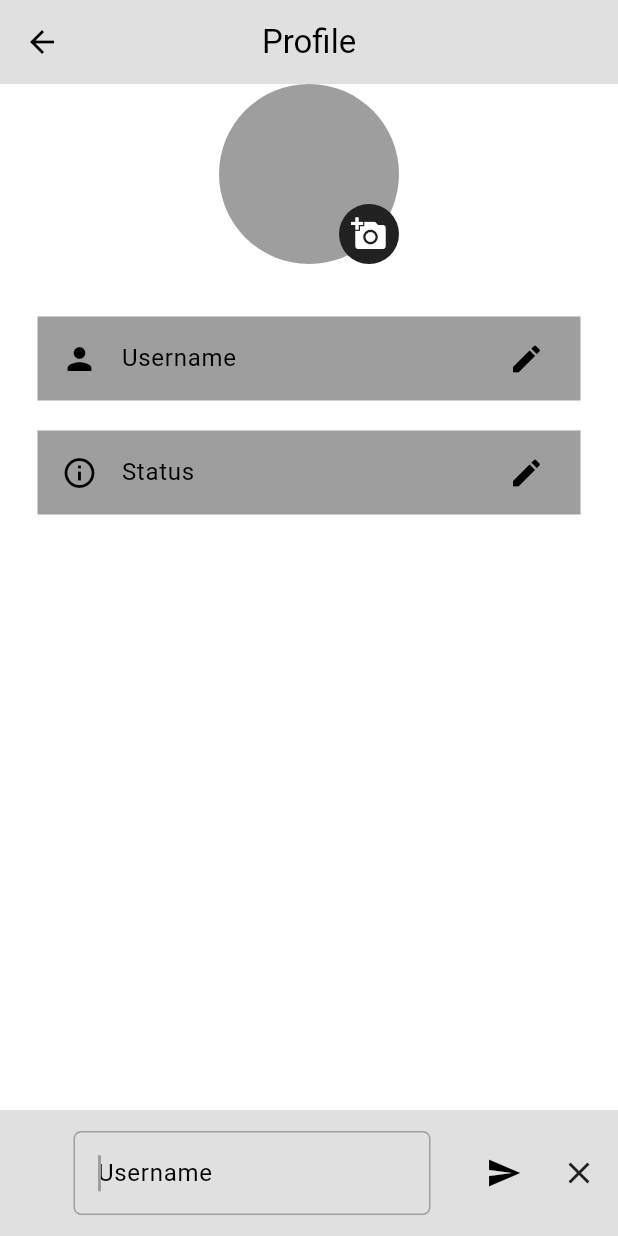
After one commit to vineet-vishwakarma/Chat-App, a Flutter app: the ProfileScreen screen opened directly, after a tap on "Username", on a phone screen of 412 x 824 dp. The commit adds this screen. Run offline on Flutter 3.47's test engine with Material 3 defaults, Android fonts, the phone set to English and light mode, and no system bars; our stand-ins replace cloud_firestore, firebase_auth, firebase_core; accounts and stored records are empty; generated files the repository leaves out were written again.

Commit message:
add profile screen

```diff
--- a/lib/main.dart
+++ b/lib/main.dart
@@ -1,5 +1,6 @@
 import 'package:chat_app/controllers/auth_controller.dart';
 import 'package:chat_app/firebase_options.dart';
+import 'package:chat_app/utils/theme.dart';
 import 'package:chat_app/utils/theme_provider.dart';
 import 'package:firebase_core/firebase_core.dart';
 import 'package:flutter/material.dart';
@@ -28,6 +29,7 @@ class MyApp extends StatelessWidget {
       title: 'Chat App',
       debugShowCheckedModeBanner: false,
       theme: Provider.of<ThemeProvider>(context).themeData,
+      darkTheme: darkmode,
       home: const AuthGate(),
     );
   }
--- a/lib/screens/home_screen.dart
+++ b/lib/screens/home_screen.dart
@@ -1,6 +1,7 @@
 import 'package:chat_app/controllers/auth_controller.dart';
 import 'package:chat_app/controllers/chat_controller.dart';
 import 'package:chat_app/screens/chat_screen.dart';
+import 'package:chat_app/screens/profile_screen.dart';
 import 'package:chat_app/widgets/custom_drawer.dart';
 import 'package:chat_app/widgets/user_tile.dart';
 import 'package:flutter/material.dart';
@@ -21,7 +22,12 @@ class HomeScreen extends StatelessWidget {
             padding: const EdgeInsets.only(right: 10.0),
             child: CircleAvatar(
               child: IconButton(
-                onPressed: () {},
+                onPressed: () => Navigator.push(
+                  context,
+                  MaterialPageRoute(
+                    builder: (context) => const ProfileScreen(),
+                  ),
+                ),
                 icon: const Icon(Icons.person),
               ),
             ),
--- /dev/null
+++ b/lib/screens/profile_screen.dart
@@ -0,0 +1,80 @@
+import 'package:chat_app/widgets/profile_tile.dart';
+import 'package:flutter/material.dart';
+
+class ProfileScreen extends StatefulWidget {
+  const ProfileScreen({super.key});
+
+  @override
+  State<ProfileScreen> createState() => _ProfileScreenState();
+}
+
+class _ProfileScreenState extends State<ProfileScreen> {
+  late FocusNode focusNode;
+
+  @override
+  void initState() {
+    super.initState();
+
+    focusNode = FocusNode();
+    focusNode.addListener(() {});
+  }
+
+  @override
+  void dispose() {
+    focusNode.dispose();
+    super.dispose();
+  }
+
+  void showKeyboard() {
+    focusNode.requestFocus();
+  }
+
+  void dismissKeyboard() {
+    focusNode.unfocus();
+  }
+
+  @override
+  Widget build(BuildContext context) {
+    TextEditingController usernameController = TextEditingController();
+    TextEditingController statusController = TextEditingController();
+    return Scaffold(
+      appBar: AppBar(
+        backgroundColor: Theme.of(context).colorScheme.background,
+        centerTitle: true,
+        title: const Text('Profile'),
+      ),
+      body: Column(
+        mainAxisAlignment: MainAxisAlignment.start,
+        children: [
+          Stack(
+            alignment: Alignment.bottomRight,
+            children: [
+              const CircleAvatar(
+                radius: 60,
+              ),
+              CircleAvatar(
+                backgroundColor: Theme.of(context).colorScheme.inversePrimary,
+                child: const Icon(Icons.add_a_photo),
+              ),
+            ],
+          ),
+          const SizedBox(height: 25),
+          ProfileTile(
+            usernameController: usernameController,
+            showKeyboard: showKeyboard,
+            focusNode: focusNode,
+            leading: Icons.person,
+            text: 'Username',
+          ),
+          ProfileTile(
+            usernameController: statusController,
+            showKeyboard: showKeyboard,
+            focusNode: focusNode,
+            leading: Icons.info_outline,
+            text: 'Status',
+          ),
+        ],
+      ),
+    );
+  }
+}
--- /dev/null
+++ b/lib/widgets/profile_tile.dart
@@ -0,0 +1,61 @@
+import 'package:chat_app/widgets/text_input_field.dart';
+import 'package:flutter/material.dart';
+
+class ProfileTile extends StatelessWidget {
+  final TextEditingController usernameController;
+  final Function() showKeyboard;
+  final FocusNode? focusNode;
+  final IconData leading;
+  final String text;
+  const ProfileTile(
+      {super.key,
+      required this.usernameController,
+      required this.showKeyboard,
+      this.focusNode,
+      required this.leading,
+      required this.text});
+
+  @override
+  Widget build(BuildContext context) {
+    return Padding(
+      padding: const EdgeInsets.symmetric(vertical: 10.0, horizontal: 25.0),
+      child: ListTile(
+        onTap: () {
+          showKeyboard();
+          var scaffoldMessenger = ScaffoldMessenger.of(context);
+
+          ScaffoldMessenger.of(context).showSnackBar(
+            SnackBar(
+              showCloseIcon: true,
+              closeIconColor: Theme.of(context).colorScheme.inversePrimary,
+              duration: const Duration(seconds: 90),
+              backgroundColor: Theme.of(context).colorScheme.background,
+              content: Row(
+                children: [
+                  Expanded(
+                    child: TextInputField(
+                      controller: usernameController,
+                      labelText: 'Username',
+                      focusNode: focusNode,
+                    ),
+                  ),
+                  IconButton(
+                    icon: const Icon(Icons.send),
+                    onPressed: () {
+                      scaffoldMessenger.clearSnackBars();
+                      usernameController.clear();
+                    },
+                  ),
+                ],
+              ),
+            ),
+          );
+        },
+        leading: Icon(leading),
+        trailing: const Icon(Icons.edit),
+        title: Text(text),
+        tileColor: Theme.of(context).colorScheme.primary,
+      ),
+    );
+  }
+}
```
